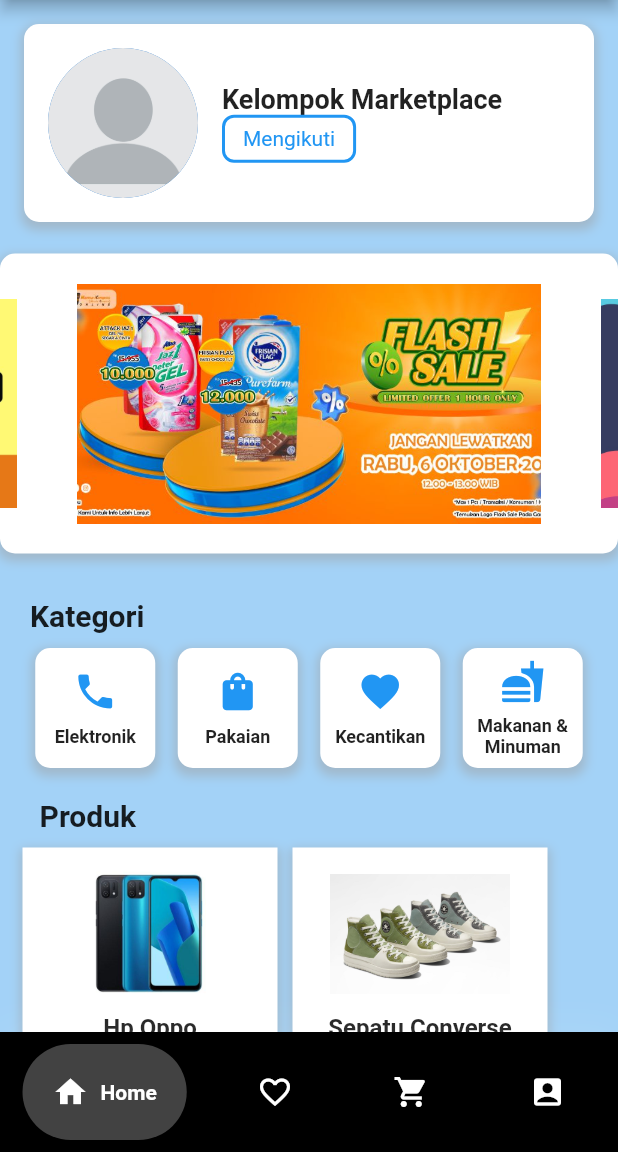
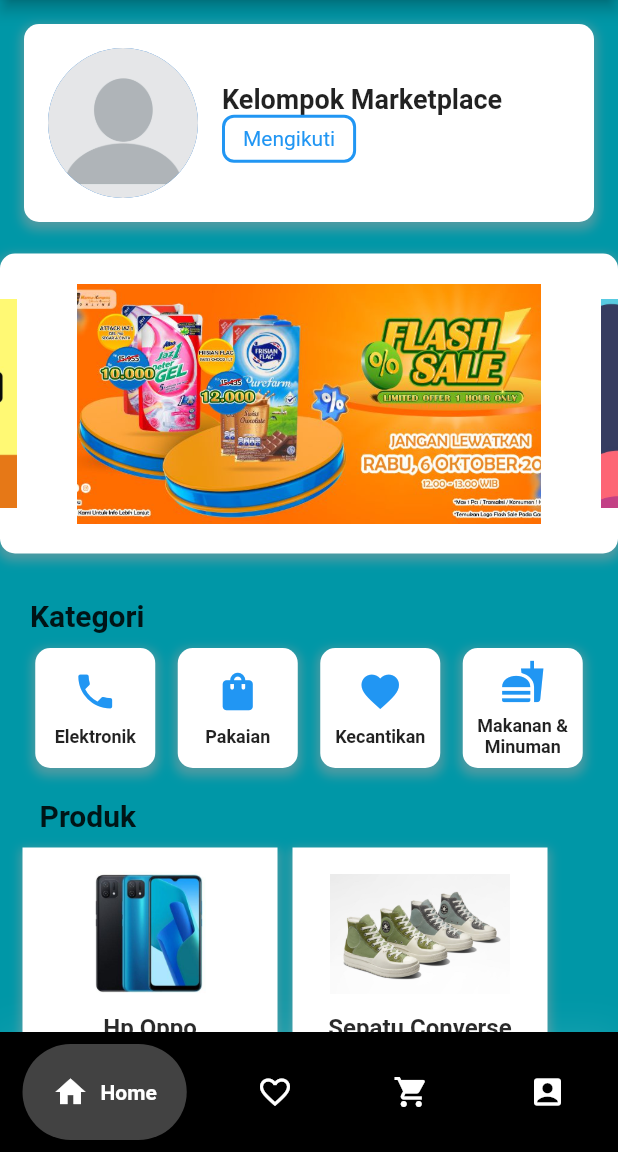
Before and after one commit to danielhartonohonoris/marketplaceuas, a Flutter app: the screen it shows after launch, after a tap on "Sign in", on a phone screen of 412 x 824 dp, the part 84-1236 px from its top. Run offline on Flutter 3.47's test engine with Material 2 defaults, Android fonts, the phone set to English and light mode, and no system bars; drawn by our look-alikes of carousel_slider, google_nav_bar.

Commit message:
Mengubah background Color

```diff
--- a/lib/home.dart
+++ b/lib/home.dart
@@ -18,7 +18,7 @@
   @override
   Widget build(BuildContext context) {
     return Scaffold(
-      backgroundColor: Colors.blue.withOpacity(0.4),
+      backgroundColor: Colors.cyan.shade700,
       body: SafeArea(
         //ScrollWidget
         child: SingleChildScrollView(
--- a/lib/login_page.dart
+++ b/lib/login_page.dart
@@ -13,13 +13,13 @@
   @override
   Widget build(BuildContext context) {
     return Container(
-      decoration: const BoxDecoration(
+      decoration: BoxDecoration(
           gradient: LinearGradient(
         begin: Alignment.topRight,
         end: Alignment.bottomLeft,
         colors: [
-          Colors.blue,
-          Colors.red,
+          Colors.teal.shade400,
+          Colors.blueGrey.shade800,
         ],
       )),
       child: Scaffold(
```
